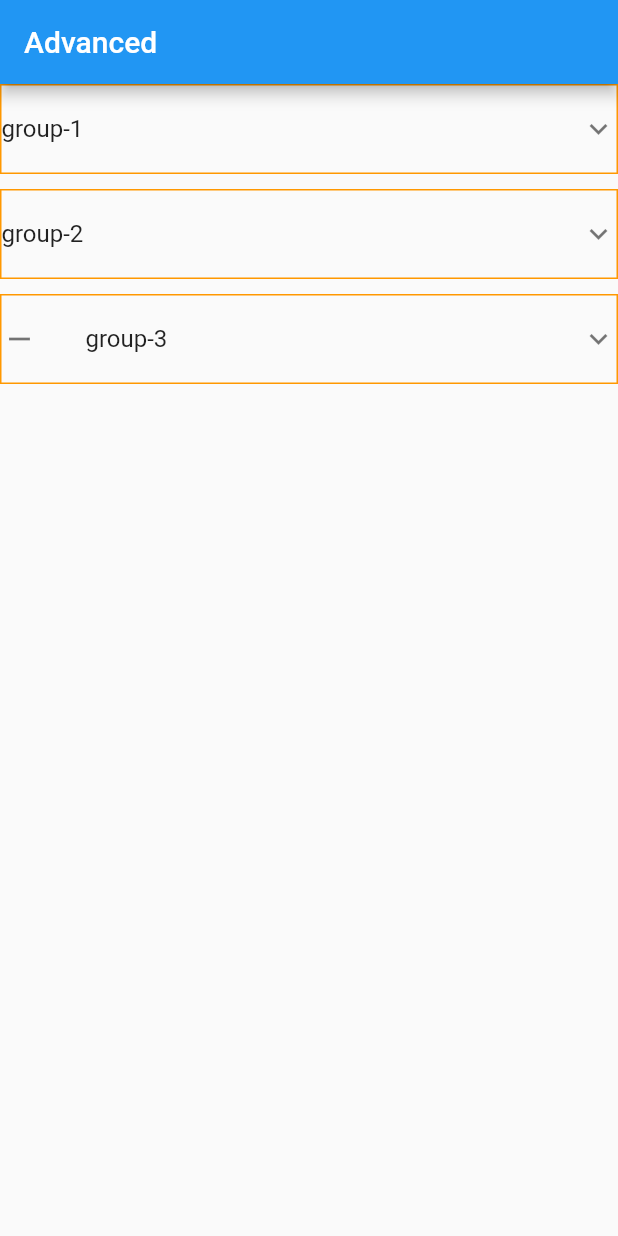
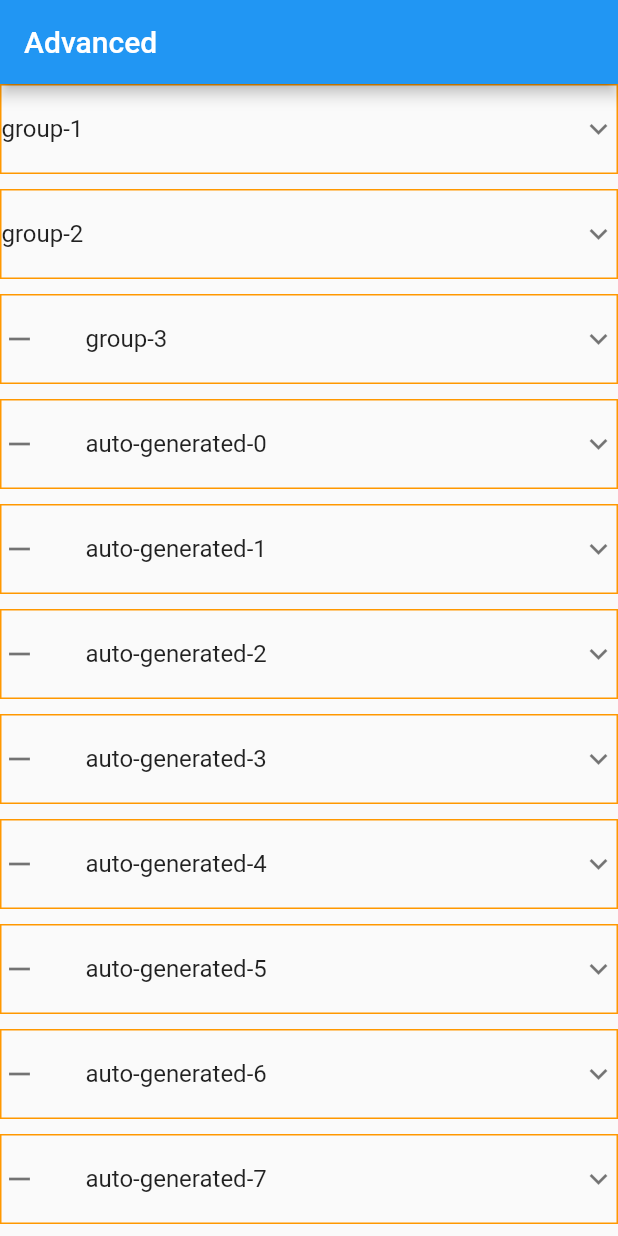
Before and after one commit to yuto-yuto/grouped-expansion-tile, a Flutter app: the GroupedExtensionTileSample2 screen opened directly, on a phone screen of 412 x 824 dp. Run offline on Flutter 3.47's test engine with Material 2 defaults, Android fonts, the phone set to English and light mode, and no system bars.

Commit message:
Add data for example

```diff
--- a/example/lib/main.dart
+++ b/example/lib/main.dart
@@ -31,6 +31,9 @@ class Category extends GroupBase {
 }
 
 List<Category> _createList() {
+  final topParents = List.generate(10,
+      (index) => Category(additional: "auto-generated-$index", uid: "2$index"));
+
   return [
     Category(additional: "group-1", uid: "1"),
     Category(additional: "group-2", uid: "2"),
@@ -42,6 +45,7 @@ List<Category> _createList() {
     Category(additional: "group-2-3", uid: "8", parent: "2"),
     Category(additional: "group-2-1-1-1", uid: "9", parent: "6"),
     Category(additional: "group-2-1-1-2", uid: "10", parent: "6"),
+    ...topParents,
   ];
 }
 
```
